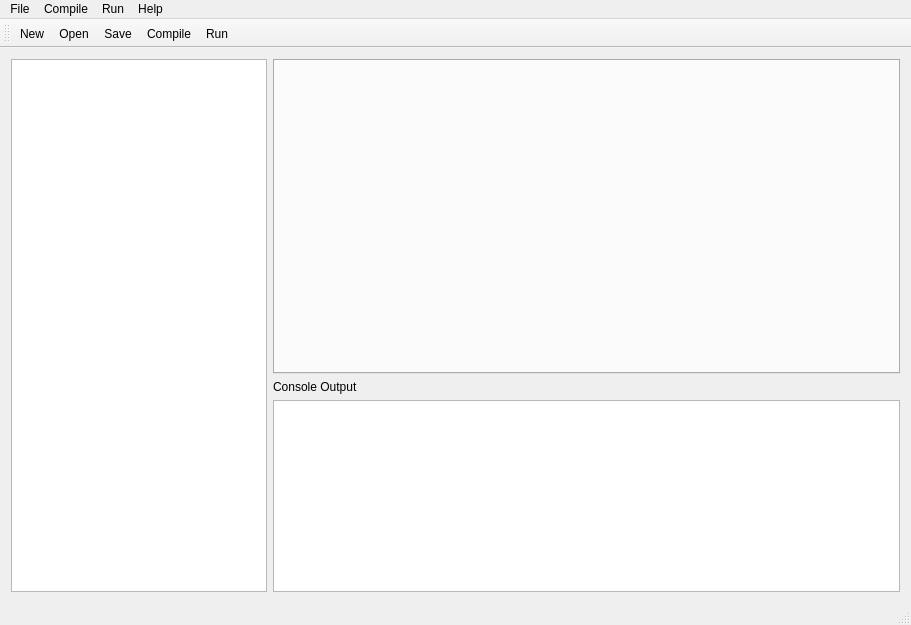
Above: mainwindow.ui from RunheZH/SCAPES before the change. Below: the same form after it.
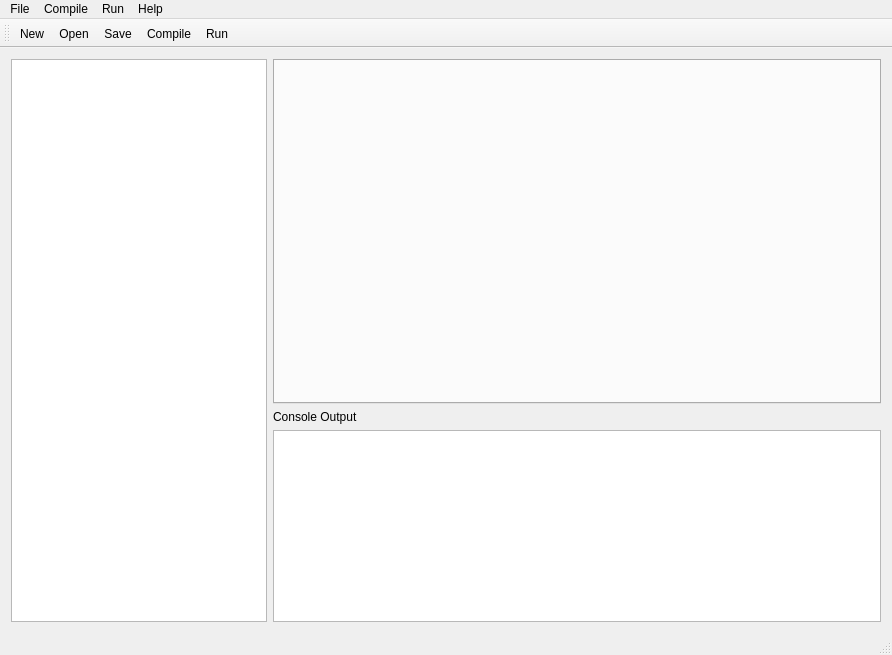
That is the form after the change.

Commit message: interface - add start new open selection, partly

Diff of the .ui file:
```diff
--- a/mainwindow.ui
+++ b/mainwindow.ui
@@ -6,8 +6,8 @@
    <rect>
     <x>0</x>
     <y>0</y>
-    <width>911</width>
-    <height>625</height>
+    <width>892</width>
+    <height>655</height>
    </rect>
   </property>
   <property name="windowTitle">
@@ -86,7 +86,7 @@
     <rect>
      <x>0</x>
      <y>0</y>
-     <width>911</width>
+     <width>892</width>
      <height>22</height>
     </rect>
    </property>
```
Left out of the diff: 52 changed lines with no effect on the pictures. The commit also changes 6 other files.
